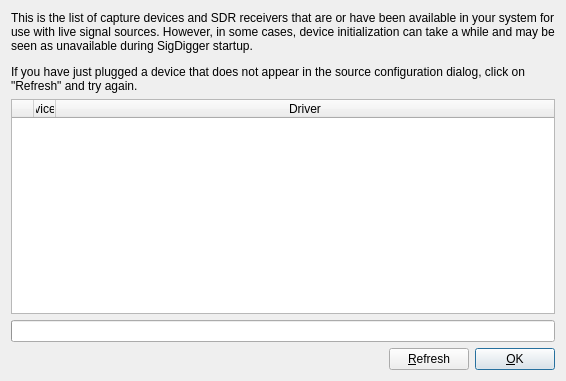
The window that ui/DeviceDialog.ui (BatchDrake/SigDigger) describes before a commit, drawn with Qt 5.
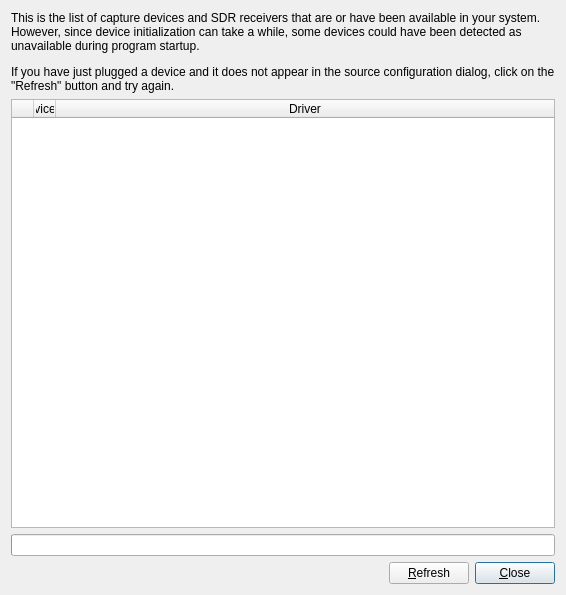
The same window after the commit.

What changed in the file:
```diff
--- a/ui/DeviceDialog.ui
+++ b/ui/DeviceDialog.ui
@@ -10,7 +10,7 @@
     <x>0</x>
     <y>0</y>
     <width>566</width>
-    <height>381</height>
+    <height>595</height>
    </rect>
   </property>
   <property name="windowTitle">
@@ -43,7 +43,7 @@
    <item row="3" column="3">
     <widget class="QPushButton" name="okButton">
      <property name="text">
-      <string>&amp;OK</string>
+      <string>&amp;Close</string>
      </property>
      <property name="default">
       <bool>true</bool>
@@ -53,7 +53,7 @@
    <item row="0" column="0" colspan="4">
     <widget class="QLabel" name="label">
      <property name="text">
-      <string>&lt;html&gt;&lt;head/&gt;&lt;body&gt;&lt;p&gt;This is the list of capture devices and SDR receivers that are or have been available in your system for use with live signal sources. However, in some cases, device initialization can take a while and may be seen as unavailable during SigDigger startup.&lt;/p&gt;&lt;p&gt;If you have just plugged a device that does not appear in the source configuration dialog, click on &amp;quot;Refresh&amp;quot; and try again.&lt;/p&gt;&lt;/body&gt;&lt;/html&gt;</string>
+      <string>&lt;html&gt;&lt;head/&gt;&lt;body&gt;&lt;p&gt;This is the list of capture devices and SDR receivers that are or have been available in your system. However, since device initialization can take a while, some devices could have been detected as unavailable during program startup.&lt;/p&gt;&lt;p&gt;If you have just plugged a device and it does not appear in the source configuration dialog, click on the &amp;quot;Refresh&amp;quot; button and try again.&lt;/p&gt;&lt;/body&gt;&lt;/html&gt;</string>
      </property>
      <property name="wordWrap">
       <bool>true</bool>
@@ -116,7 +116,7 @@
      </attribute>
      <column>
       <property name="text">
-       <string> </string>
+       <string/>
       </property>
      </column>
      <column>
```
